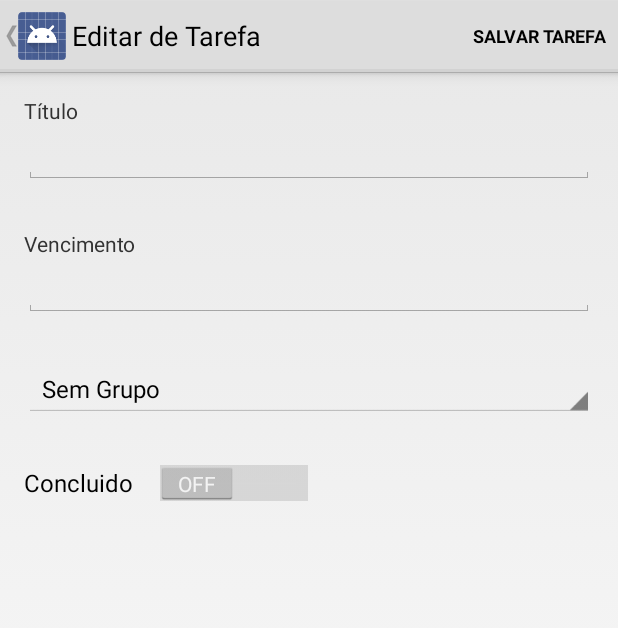
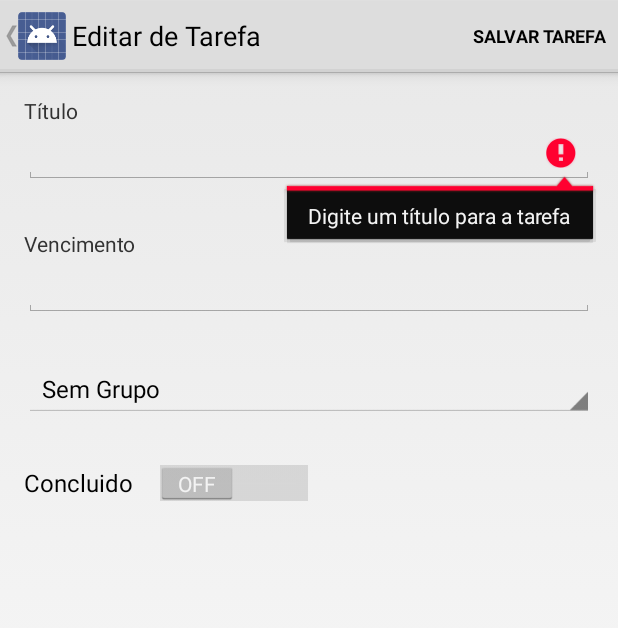
Before and after one commit to ricardo0100/JobsList-Android, an Android app: the EdicaoTarefaActivity screen opened directly, with no data from a screen before it, after a tap on "SALVAR TAREFA", on a phone screen of 412 x 824 dp. Shown: the top 628 px of the screen. Run offline under Robolectric (Android 15) with nearby library versions, the phone set to English and light mode, and no system bars; 1 statement that could not run was skipped.

Commit message:
Validação do Título da tarefa

```diff
--- a/JobsList/app/src/main/java/br/com/otes06/jobslist/EdicaoTarefaActivity.java
+++ b/JobsList/app/src/main/java/br/com/otes06/jobslist/EdicaoTarefaActivity.java
@@ -106,9 +106,23 @@ public class EdicaoTarefaActivity extends Activity {
                 NavUtils.navigateUpFromSameTask(this);
                 return true;
             case R.id.action_salvarTarefa:
-                Toast.makeText(this, "Hey!", Toast.LENGTH_SHORT).show();
+                salvarTarefa();
         }
         return super.onOptionsItemSelected(item);
     }
 
+    private void salvarTarefa() {
+        if(validarDados()){
+            Toast.makeText(this,"Salvar Tarefa Não Implementado", Toast.LENGTH_SHORT).show();
+        }
+    }
+
+    private boolean validarDados() {
+        if(this.tituloEditText.getText().toString().equals("")){
+            this.tituloEditText.setError("Digite um título para a tarefa");
+            return false;
+        }
+        return true;
+    }
+
 }
```
